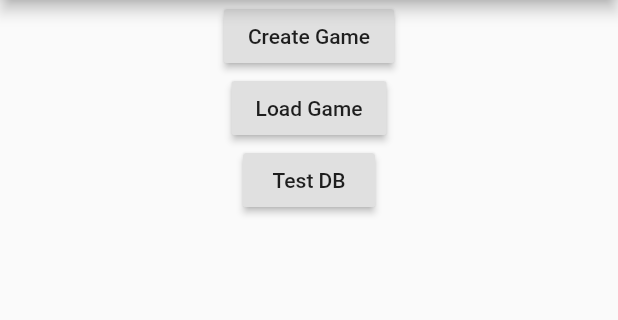
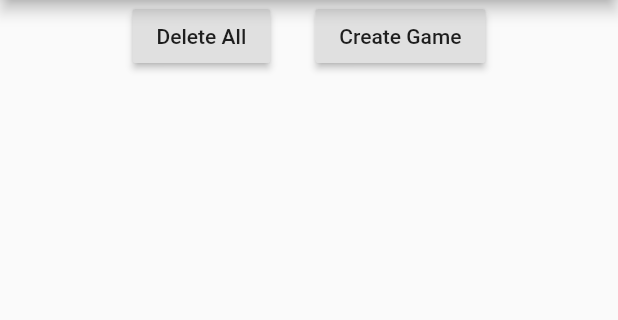
Before and after one commit to bchruszc/rook_flutter, a Flutter app: the screen it shows after launch, on a phone screen of 412 x 824 dp, the part 84-404 px from its top. Run offline on Flutter 3.47's test engine with Material 2 defaults, Android fonts, the phone set to English and light mode, and no system bars; our stand-ins replace sqflite; missing offline and left inert: frideos, frideos_core, screen; accounts and stored records are empty.

Commit message:
a bunch of things

```diff
--- a/lib/database/gamemapper.dart
+++ b/lib/database/gamemapper.dart
@@ -56,7 +56,7 @@ class GameMapper extends DTOMapper {
   }
 
   @override
-  DTOMapper fromMap(Map<String, dynamic> map) {
+  GameMapper fromMap(Map<String, dynamic> map) {
     id = map[GameColumnId];
 //    createdDate = map[GameColumnCreatedDate];
     player1 = map[GameColumnPlayerOne];
@@ -75,7 +75,7 @@ class GameMapper extends DTOMapper {
   }
 
   @override
-  DTOMapper createInstance() {
+  GameMapper createInstance() {
     return GameMapper();
   }
 }
--- a/lib/database/matchmapper.dart
+++ b/lib/database/matchmapper.dart
@@ -48,7 +48,7 @@ class MatchMapper extends DTOMapper {
   }
 
   @override
-  DTOMapper fromMap(Map<String, dynamic> map) {
+  MatchMapper fromMap(Map<String, dynamic> map) {
     id = map[MatchColumnId];
     gameId = map[MatchColumnGameId];
     bidder = map[MatchColumnBidder];
@@ -66,7 +66,7 @@ class MatchMapper extends DTOMapper {
   }
 
   @override
-  DTOMapper createInstance() {
+  MatchMapper createInstance() {
     return MatchMapper();
   }
 }
--- a/lib/models/game.dart
+++ b/lib/models/game.dart
@@ -58,7 +58,7 @@ class Match {
   double bid = 140;
   final int numberOfPlayers;
   List<Player> partners = new List();
-  double made = 140;
+  double made = 180;
   bool submitted = false;
 
   Match(this.numberOfPlayers);
@@ -124,13 +124,19 @@ class Match {
   }
 
   bool madeIt() {
-    return lostValue() <= 0;
+    return down() <= 0;
   }
 
   int lostValue() {
+    return 180 -
+        made.toInt(); //problem here where sometimes the made is a point value ex 144.999999
+  }
+
+  int down(){
     return bid.toInt() -
         made.toInt(); //problem here where sometimes the made is a point value ex 144.999999
   }
+
 
   int madeValue() {
     return made.toInt();
--- a/lib/widgets/home.dart
+++ b/lib/widgets/home.dart
@@ -1,6 +1,7 @@
 import 'package:flutter/material.dart';
 import 'package:rook_flutter/database/DbController.dart';
 import 'package:rook_flutter/database/gamemapper.dart';
+import 'package:rook_flutter/database/matchmapper.dart';
 import 'package:rook_flutter/main.dart';
 import 'package:rook_flutter/models/game.dart';
 import 'package:rook_flutter/widgets/newmatchcreen.dart';
@@ -19,12 +20,81 @@ class HomeRoute extends StatelessWidget {
       ),
       body: Column(
         children: <Widget>[
-          CreateGameButton(),
-          LoadGameButton(game: game),
-          TestButton(game: game)
+          IntrinsicWidth(
+              child: Row(children: [
+            Spacer(),
+            DeleteAllButton(),
+            Padding(
+              padding: EdgeInsets.symmetric(horizontal: 15),
+            ),
+            CreateGameButton(),
+            Spacer(),
+          ])),
+          //    LoadGameButton(game: game),
+          Expanded(child: ListGames()),
+          //   TestButton(game: game)
         ],
       ),
     );
+  }
+}
+
+class ListGames extends StatefulWidget {
+  @override
+  ListGamesState createState() => ListGamesState();
+}
+
+class ListGamesState extends State<ListGames> {
+  Future<List<GameAndMatchMappers>> games;
+
+  @override
+  void initState() {
+    super.initState();
+    games = DatabaseControl.instance.loadAllGames();
+  }
+
+  @override
+  Widget build(BuildContext context) {
+    return Center(
+        child: FutureBuilder(
+      future: games,
+      builder: (context, snapshot) {
+        if (snapshot.hasData) {
+          return ListView.builder(
+            itemCount: snapshot.data.length,
+            itemBuilder: (context, index) {
+              GameAndMatchMappers value = snapshot.data[index];
+              var id = value.gameMapper.id;
+              int numOfPlayers = value.getNumberOfPlayers();
+              int numOfMatches =
+                  value.matchMappers != null ? value.matchMappers.length : 0;
+              return GestureDetector(
+                behavior: HitTestBehavior.translucent,
+                child: Container(
+                  child: Padding(
+                    padding: EdgeInsets.only(top: 5.0, bottom: 5.0),
+                    child: Container(
+                      child: Center(
+                        child: Text(
+                          'Game:$id Players:$numOfPlayers Matches:$numOfMatches',
+                          style: TextStyle(
+                            fontSize: 14,
+                          ),
+                        ),
+                      ),
+                    ),
+                  ),
+                ),
+              );
+            },
+          );
+        } else if (snapshot.hasError) {
+          return Text("${snapshot.error}");
+        } else {
+          return CircularProgressIndicator();
+        }
+      },
+    ));
   }
 }
 
@@ -45,6 +115,25 @@ class CreateGameButton extends StatelessWidget {
 
   createGame(BuildContext context) {
     Navigator.pushNamed(context, PlayerSelection.Id, arguments: GameInfo());
+  }
+}
+
+class DeleteAllButton extends StatelessWidget {
+  @override
+  Widget build(BuildContext context) {
+    return Center(
+      child: RaisedButton(
+        child: Text('Delete All'),
+        onPressed: () {
+          deleteAll(context);
+        },
+      ),
+    );
+  }
+
+  deleteAll(BuildContext context) {
+    DatabaseControl.instance.deleteAll(MatchMapper());
+    DatabaseControl.instance.deleteAll(GameMapper());
   }
 }
 
@@ -94,13 +183,12 @@ class TestButton extends StatelessWidget {
     info.addPlayer(players[3]);
     info.addPlayer(players[4]);
 
-    GameMapper mapper = GameMapper(game:info);
+    GameMapper mapper = GameMapper(game: info);
 
     DatabaseControl.instance.insert(mapper);
     DatabaseControl.instance.loadAll(GameMapper()).then((value) {
       print(value.length);
       print(value[0].player2);
     });
-
   }
 }
```
Also changed, not shown: lib/database/DbController.dart (+74 -0 lines), lib/main.dart (+6 -5 lines), lib/widgets/newmatchcreen.dart (+24 -10 lines), lib/widgets/scorescreen.dart (+30 -19 lines), pubspec.yaml (+7 -1 lines), pubspec.lock, 1 other file.
